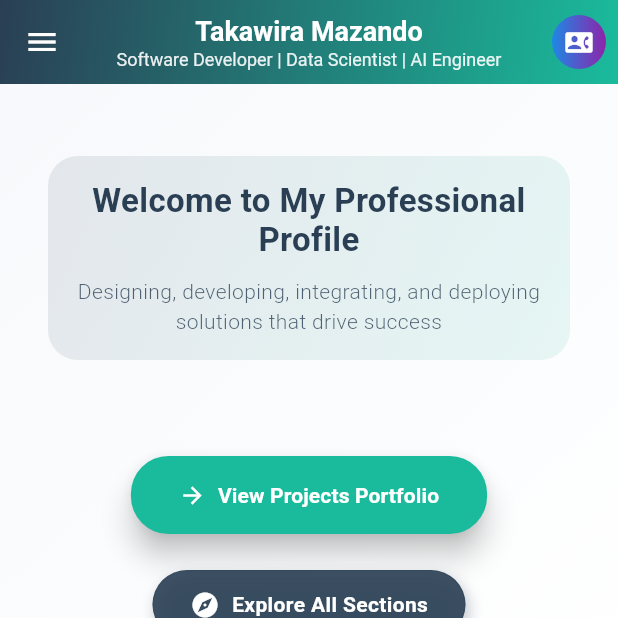
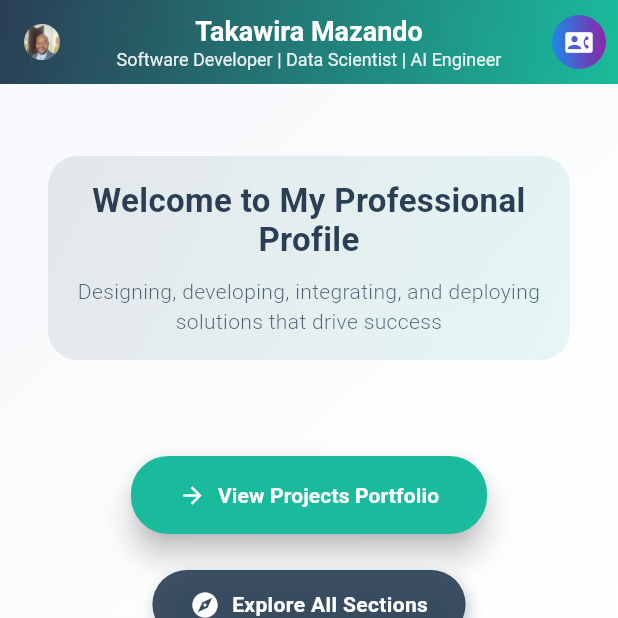
Before and after one commit to BantuITBS/Mr_T_Mazando_profile, a Flutter app: the screen it shows after launch, on a phone screen of 412 x 824 dp, the top half of it. Run offline on Flutter 3.47's test engine with Material 3 defaults, Android fonts, the light colour scheme and no system bars; our stand-ins replace font_awesome_flutter, responsive_builder; Roboto replaces fonts that are missing (PlayfairDisplay).

Commit message:
Update main branch with latest changes @ 2025-10-09 16:23:09

```diff
--- a/lib/main.dart
+++ b/lib/main.dart
@@ -367,7 +367,17 @@
             child: Transform.rotate(
               angle: _rotationAnimation.value,
               child: IconButton(
-                icon: const Icon(Icons.menu, color: Colors.white),
+                icon: ClipOval(
+                  child: Image.asset(
+                    'assets/assets/profile.jpeg',
+                    width: 24,
+                    height: 24,
+                    fit: BoxFit.cover,
+                    errorBuilder: (context, error, stackTrace) {
+                      return const Icon(Icons.person, color: Colors.white);
+                    },
+                  ),
+                ),
                 onPressed: _handleMenuTap,
               ),
             ),
@@ -1762,6 +1772,7 @@
   }
 }
 
+
 class AccomplishmentsContent extends StatelessWidget {
   final Color primaryColor;
 
@@ -2191,7 +2202,7 @@
       "Reduced inventory costs by 15% through predictive analytics.",
       "Improved supply chain decision-making with actionable Power BI dashboards."
     ],
-    imagePath: "assets/TE.jpeg",
+    imagePath: "assets/assets/TE.jpeg",
   ),
   Project(
     title: "Transnet Properties Integrated Leases Review",
```
Also changed, not shown: assets/assets/excel_automation.jpeg (deleted), assets/assets/performa360.jpeg.
